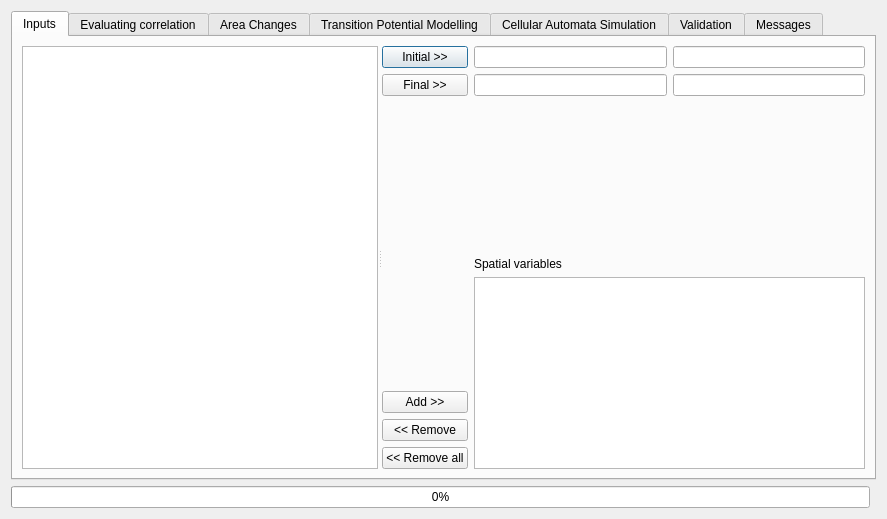
Before: the Qt Designer form ui/moluscedialogbase.ui in nextgis/qgis_molusce, drawn with Qt 5.
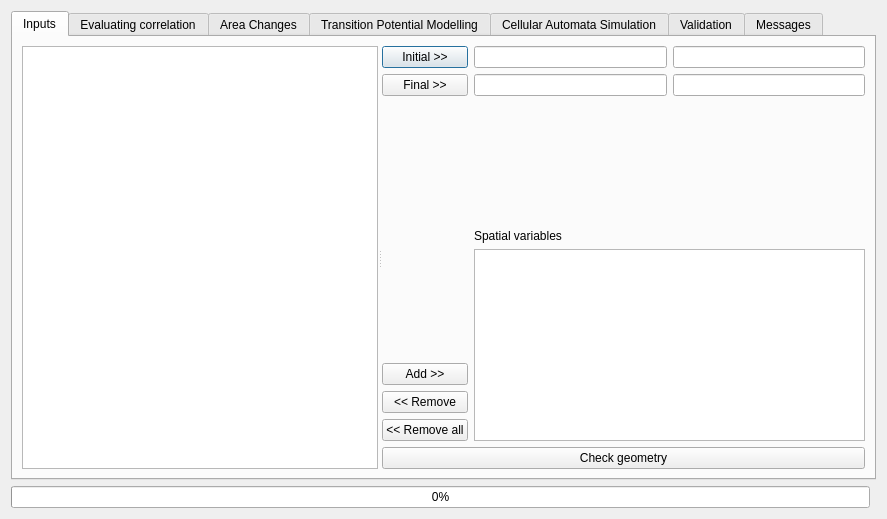
After: the same form once the commit is applied. The open tabs and pages were chosen to show the change. Custom widgets are drawn as their Qt base class.

Commit message: Add button to check raster geometry

What changed in the file:
```diff
--- a/ui/moluscedialogbase.ui
+++ b/ui/moluscedialogbase.ui
@@ -129,6 +129,13 @@
              </item>
             </layout>
            </item>
+           <item>
+            <widget class="QPushButton" name="btnCheckGeometry">
+             <property name="text">
+              <string>Check geometry</string>
+             </property>
+            </widget>
+           </item>
           </layout>
          </widget>
         </widget>
```
Left out of the diff: 2 changed lines with no effect on the pictures. The commit also changes 2 other files.
